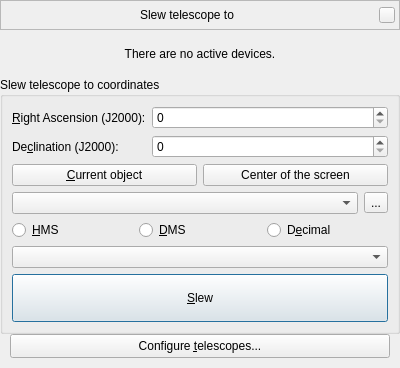
First picture: the form in plugins/TelescopeControl/src/gui/slewDialog.ui, repository Stellarium/stellarium, before the edit.
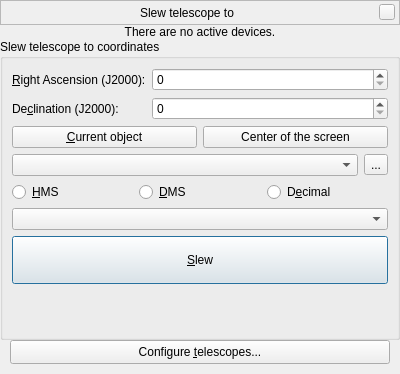
Second picture: the form after the edit. Custom widgets are drawn as their Qt base class.

Commit message: [TCP] size to minimum

The edit to the form file:
```diff
--- a/plugins/TelescopeControl/src/gui/slewDialog.ui
+++ b/plugins/TelescopeControl/src/gui/slewDialog.ui
@@ -7,7 +7,7 @@
     <x>0</x>
     <y>0</y>
     <width>400</width>
-    <height>368</height>
+    <height>374</height>
    </rect>
   </property>
   <property name="sizePolicy">
@@ -409,6 +409,19 @@
       <item>
        <layout class="QVBoxLayout" name="controlWidgetLayout"/>
       </item>
+      <item>
+       <spacer name="verticalSpacer">
+        <property name="orientation">
+         <enum>Qt::Vertical</enum>
+        </property>
+        <property name="sizeHint" stdset="0">
+         <size>
+          <width>20</width>
+          <height>40</height>
+         </size>
+        </property>
+       </spacer>
+      </item>
      </layout>
     </widget>
    </item>
```
